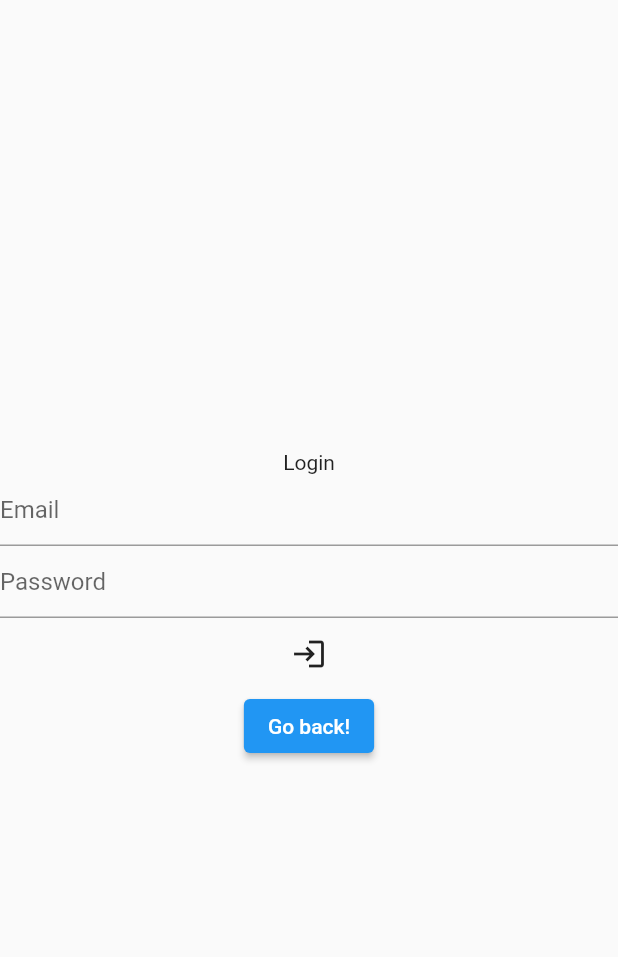
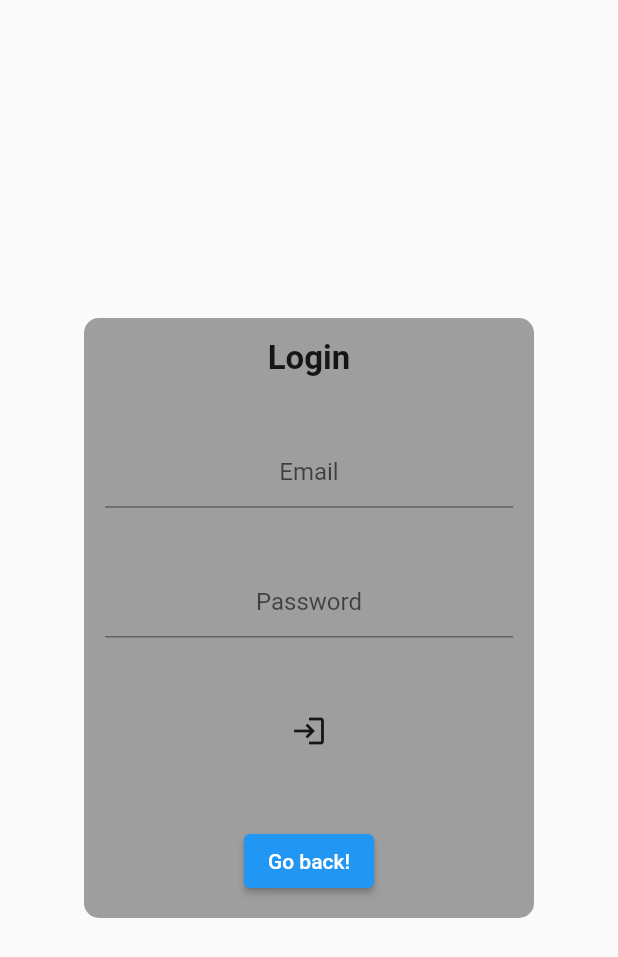
Before and after one commit to Sultan1901/flutterAuth, a Flutter app: the screen it shows after launch, after a tap on "Login", on a phone screen of 412 x 824 dp. Shown: the top 957 px of the screen. Run offline on Flutter 3.47's test engine with Material 2 defaults, Android fonts, the phone set to English and light mode, and no system bars; our stand-ins replace firebase_auth, firebase_core; accounts and stored records are empty; network calls fail.

Commit message:
fix layout

```diff
--- a/lib/main.dart
+++ b/lib/main.dart
@@ -8,9 +8,7 @@ import 'firebase_options.dart';
 
 void main() async {
   WidgetsFlutterBinding.ensureInitialized();
-  await Firebase.initializeApp(
-    options: DefaultFirebaseOptions.currentPlatform,
-  );
+  await Firebase.initializeApp();
   runApp(MaterialApp(
     home: MyApp(),
   ));
--- a/lib/screen/login.dart
+++ b/lib/screen/login.dart
@@ -9,25 +9,42 @@ class Login extends StatelessWidget {
     final userEmail = TextEditingController();
     final userPassword = TextEditingController();
     return Scaffold(
-      body: Padding(
-        padding: const EdgeInsets.only(top: 300),
-        child: Center(
+      body: Center(
+        child: Container(
+          decoration: BoxDecoration(
+            borderRadius: BorderRadius.circular(10),
+            color: Colors.grey,
+          ),
+          height: 400,
+          width: 300,
+          child: Container(
+            padding: EdgeInsets.all(14),
             child: Column(
+              mainAxisAlignment: MainAxisAlignment.spaceBetween,
               children: [
-            Text('Login'),
+                Text(
+                  'Login',
+                  style: TextStyle(fontWeight: FontWeight.bold, fontSize: 22),
+                ),
                 TextField(
-              decoration: InputDecoration(hintText: 'Email'),
+                  textAlign: TextAlign.center,
+                  decoration: InputDecoration(
+                    hintText: 'Email',
+                  ),
                   controller: userEmail,
                 ),
                 TextField(
+                    textAlign: TextAlign.center,
                     decoration: InputDecoration(hintText: 'Password'),
                     controller: userPassword),
                 IconButton(
                     onPressed: () async {
                       try {
-                    UserCredential userCredential = await FirebaseAuth.instance
+                        UserCredential userCredential = await FirebaseAuth
+                            .instance
                             .signInWithEmailAndPassword(
-                            email: userEmail.text, password: userPassword.text);
+                                email: userEmail.text,
+                                password: userPassword.text);
                       } on FirebaseAuthException catch (e) {
                         if (e.code == 'user-not-found') {
                           print('No user found for that email.');
@@ -44,7 +61,9 @@ class Login extends StatelessWidget {
                   child: const Text('Go back!'),
                 ),
               ],
-        )),
+            ),
+          ),
+        ),
       ),
     );
   }
```
Also changed, not shown: lib/screen/register.dart (+20 -6 lines). Lines whose indentation alone changed are shown as unchanged.
